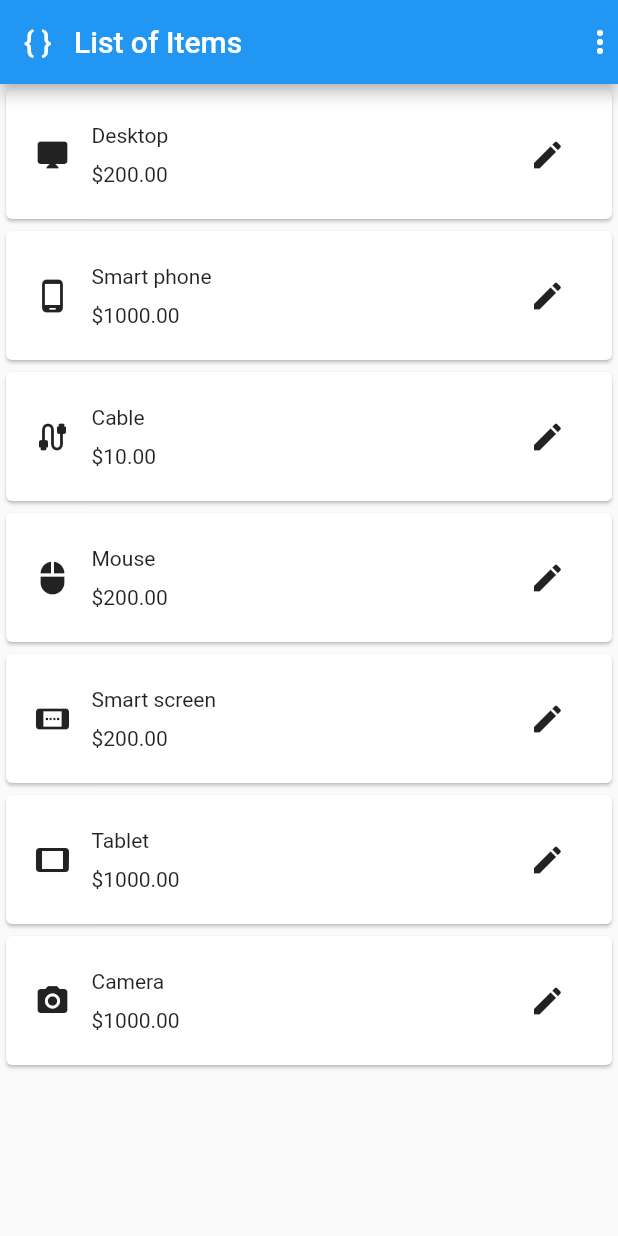
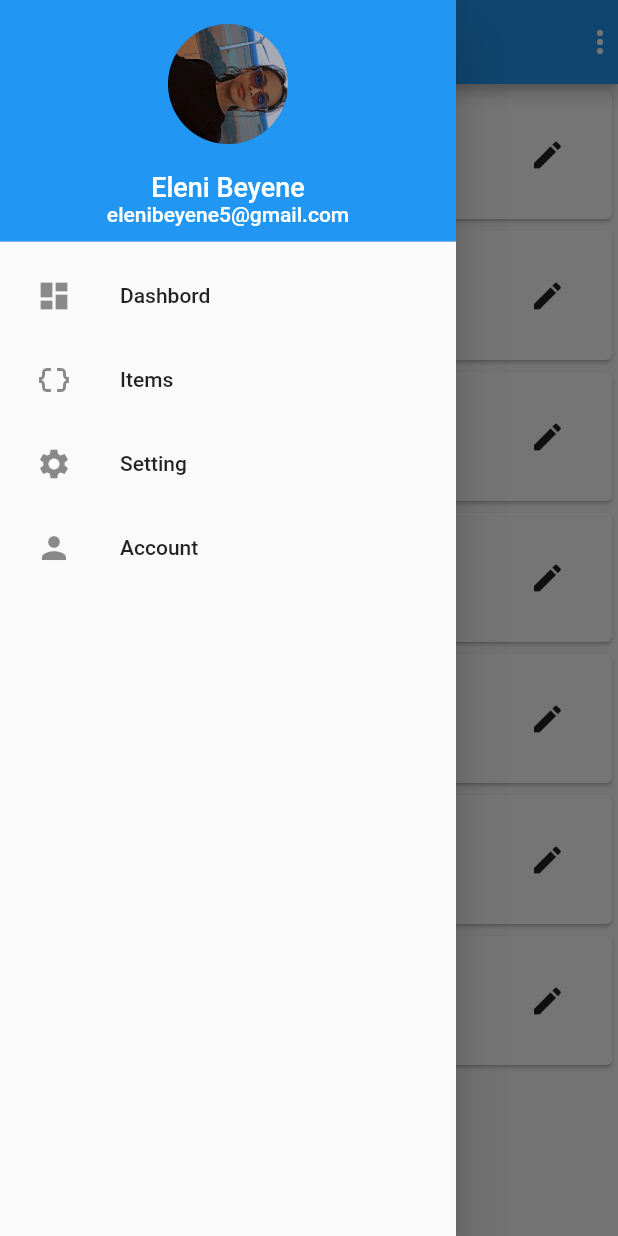
Before and after one commit to Eleni2323/flutter2-assignment, a Flutter app: the screen it shows after launch, with the side drawer open (before the commit the screen has no drawer), on a phone screen of 412 x 824 dp. Run offline on Flutter 3.47's test engine with Material 2 defaults, Android fonts, the phone set to English and light mode, and no system bars.

Commit message:
2nd commit

```diff
--- a/lib/main.dart
+++ b/lib/main.dart
@@ -1,3 +1,5 @@
+// ignore_for_file: prefer_const_constructors, prefer_const_literals_to_create_immutables
+
 import 'package:flutter/material.dart';
 class Materials {
   final String name;
@@ -59,10 +61,6 @@ child: Padding(
    ),
 
 );
-
-
-
-
   }
 }
 
@@ -78,24 +76,121 @@ class ItemListWidget extends StatelessWidget{
   }
 
 }
+class DrawerWidget extends StatelessWidget{
+  const DrawerWidget({Key? key}) : super(key: key);
+
+  @override
+  Widget build(BuildContext context) {
+    return Drawer(
+      child: ListView(
+        padding: EdgeInsets.zero,
+        children: <Widget> [
+          DrawerHeader(
+            decoration:BoxDecoration(
+              color: Colors.blue
+            ),
+            child: Column(
+              crossAxisAlignment: CrossAxisAlignment.start,
+              children: [
+                Center(
+                  child: CircleAvatar(
+                    radius: 40,
+                    backgroundImage: AssetImage(
+                      'images/Snapchat-18711034.jpg'
+                      ),
+
+                    ),
+                ),
+                  SizedBox(height: 18.0,
+                  ),
+                  Center(
+                    child: Text(
+                      'Eleni Beyene',
+                    style: TextStyle(
+                      color: Colors.white,
+                       fontSize: 18.0,
+                    ),
+                    ),
+                  ),
+                  Center(
+                    child: Text(
+                      'elenibeyene5@gmail.com',
+                      style: TextStyle(
+                        color: Colors.white,
+                        fontSize: 14.0,
+                      ),
+                    ),
+                  ),
+              ],
+            ),
+            ),
+            Padding(
+              padding: const EdgeInsets.only(left: 8),
+              child: ListTile(
+                leading: Icon(Icons.dashboard),
+                title: Text('Dashbord'),
+                onTap: (){
+                  //update ui
+                },
+              ),
+            ),
+                  Padding(
+                    padding: const EdgeInsets.only(left: 8),
+                    child: ListTile(
+                      leading: Icon(Icons.data_object),
+                                title: Text('Items'),
+                                onTap: (){
+                                  //update ui
+                                },
+                              ),
+                  ),
+                  Padding(
+                    padding: const EdgeInsets.only(left: 8),
+                    child: ListTile(
+                      leading: Icon(Icons.settings),
+                                title: Text('Setting'),
+                                onTap: (){
+                                  //update ui
+                                },
+                              ),
+                  ),
+              Padding(
+                padding: const EdgeInsets.only(left: 8),
+                child: ListTile(
+                  leading: Icon(Icons.person),
+                title: Text('Account'),
+                onTap: (){
+                  //update ui
+                },
+                           ),
+              ),
+            ],
+           ),
+       );
+  }
+}
 
 void main() {
 
   runApp(MaterialApp(
+
+
     title: '{ }   List of Items',
     debugShowCheckedModeBanner: false,
     home: Scaffold(
       appBar: AppBar(
-        title: Text('{ }   List of Items'),
+        title: Row(
+          children: [
+            Icon(Icons.data_object),
+            Text('  List of Items'),
+          ],
+        ),
         actions:const <Widget> [
-
           Icon(Icons.more_vert),
-
         ],
       ),
-
+      drawer: DrawerWidget(),
       body: ItemListWidget(),
     ),
-  )
-  );
+  ));
 }
--- a/pubspec.yaml
+++ b/pubspec.yaml
@@ -59,9 +59,9 @@ flutter:
   uses-material-design: true
 
   # To add assets to your application, add an assets section, like this:
-  # assets:
-  #   - images/a_dot_burr.jpeg
-  #   - images/a_dot_ham.jpeg
+  assets:
+    - images/Snapchat-18711034.jpg
+ #   - images/a_dot_ham.jpeg
 
   # An image asset can refer to one or more resolution-specific "variants", see
   # https://flutter.dev/assets-and-images/#resolution-aware
```
Also changed, not shown: images/Snapchat-18711034.jpg (added), lib/Snapchat-18711034.jpg (added).
